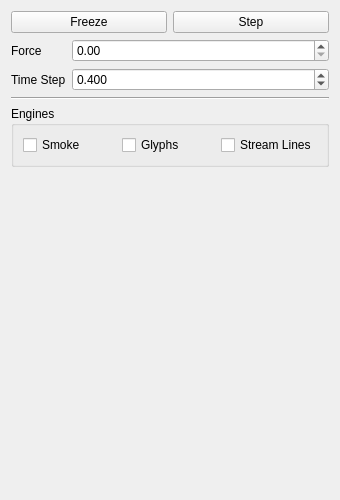
bvanloon/Scientific-Visualization, file smoke/view/simulationtab.ui: the form before one commit.
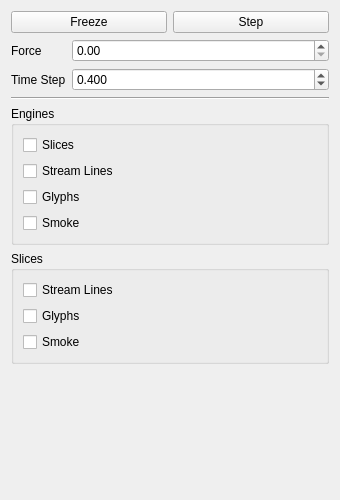
The form after the commit.

Commit message: Basic set up for the ui for the slice engines.

What changed in the file:
```diff
--- a/smoke/view/simulationtab.ui
+++ b/smoke/view/simulationtab.ui
@@ -102,18 +102,11 @@
      <property name="title">
       <string>Engines</string>
      </property>
-     <layout class="QHBoxLayout" name="horizontalLayout_2">
+     <layout class="QVBoxLayout" name="verticalLayout_2">
       <item>
-       <widget class="QCheckBox" name="smokeCheckBox">
+       <widget class="QCheckBox" name="checkBox">
         <property name="text">
-         <string>Smoke</string>
-        </property>
-       </widget>
-      </item>
-      <item>
-       <widget class="QCheckBox" name="glyphsCheckBox">
-        <property name="text">
-         <string>Glyphs</string>
+         <string>Slices</string>
         </property>
        </widget>
       </item>
@@ -121,6 +114,50 @@
        <widget class="QCheckBox" name="streamLinesCheckBox">
         <property name="text">
          <string>Stream Lines</string>
+        </property>
+       </widget>
+      </item>
+      <item>
+       <widget class="QCheckBox" name="glyphsCheckBox">
+        <property name="text">
+         <string>Glyphs</string>
+        </property>
+       </widget>
+      </item>
+      <item>
+       <widget class="QCheckBox" name="smokeCheckBox">
+        <property name="text">
+         <string>Smoke</string>
+        </property>
+       </widget>
+      </item>
+     </layout>
+    </widget>
+   </item>
+   <item>
+    <widget class="QGroupBox" name="SlicesGroupBox">
+     <property name="title">
+      <string>Slices</string>
+     </property>
+     <layout class="QVBoxLayout" name="verticalLayout_3">
+      <item>
+       <widget class="QCheckBox" name="streamLineSlicesCheckBox">
+        <property name="text">
+         <string>Stream Lines</string>
+        </property>
+       </widget>
+      </item>
+      <item>
+       <widget class="QCheckBox" name="glyphSlicesCheckBox">
+        <property name="text">
+         <string>Glyphs</string>
+        </property>
+       </widget>
+      </item>
+      <item>
+       <widget class="QCheckBox" name="smokeSlicesCheckBox">
+        <property name="text">
+         <string>Smoke</string>
         </property>
        </widget>
       </item>
```
The commit also changes 2 other files.
